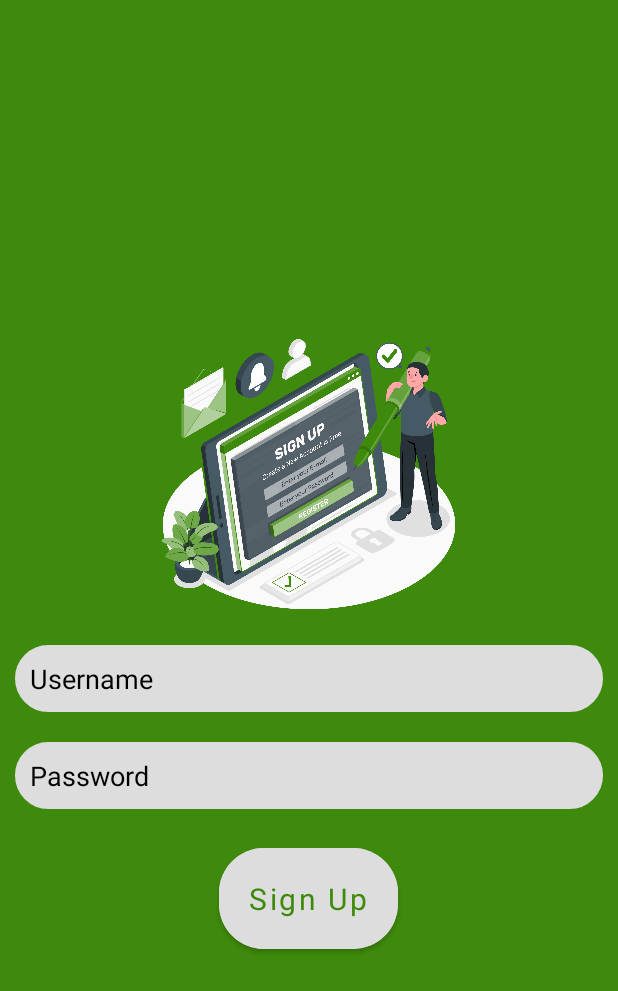
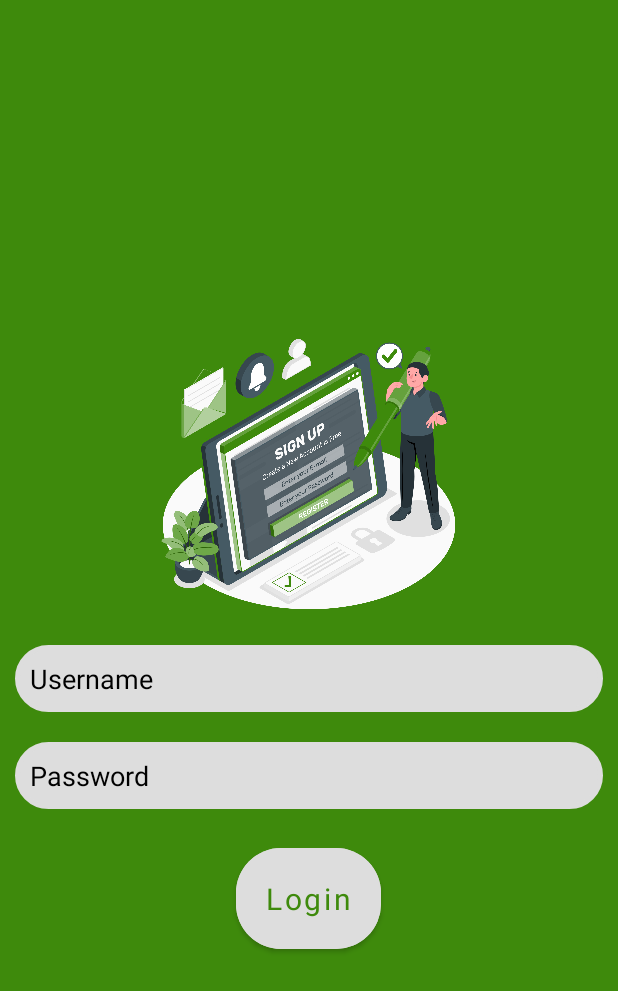
Before and after one commit to hephzisoft/andoidstudio, an Android app: the LoginActivity screen opened directly, with no data from a screen before it, on a phone screen of 412 x 824 dp. Shown: the top 991 px of the screen. Run offline under Robolectric (Android 15) with nearby library versions, the phone set to English and light mode, and no system bars; Roboto replaces fonts that are not available here.

Commit message:
Designed the home page and the login page and also added some images to make the stuff beautiful

```diff
--- a/AppSoft_Drink_Recipes/app/src/main/res/layout/activity_login.xml
+++ b/AppSoft_Drink_Recipes/app/src/main/res/layout/activity_login.xml
@@ -64,7 +64,7 @@
         android:backgroundTint="#ddd"
         android:fontFamily="@font/convergence"
         android:padding="20dp"
-        android:text="Sign Up"
+        android:text="Login"
         android:textAllCaps="false"
         android:textColor="@color/main_color"
         android:textSize="20sp"
```
